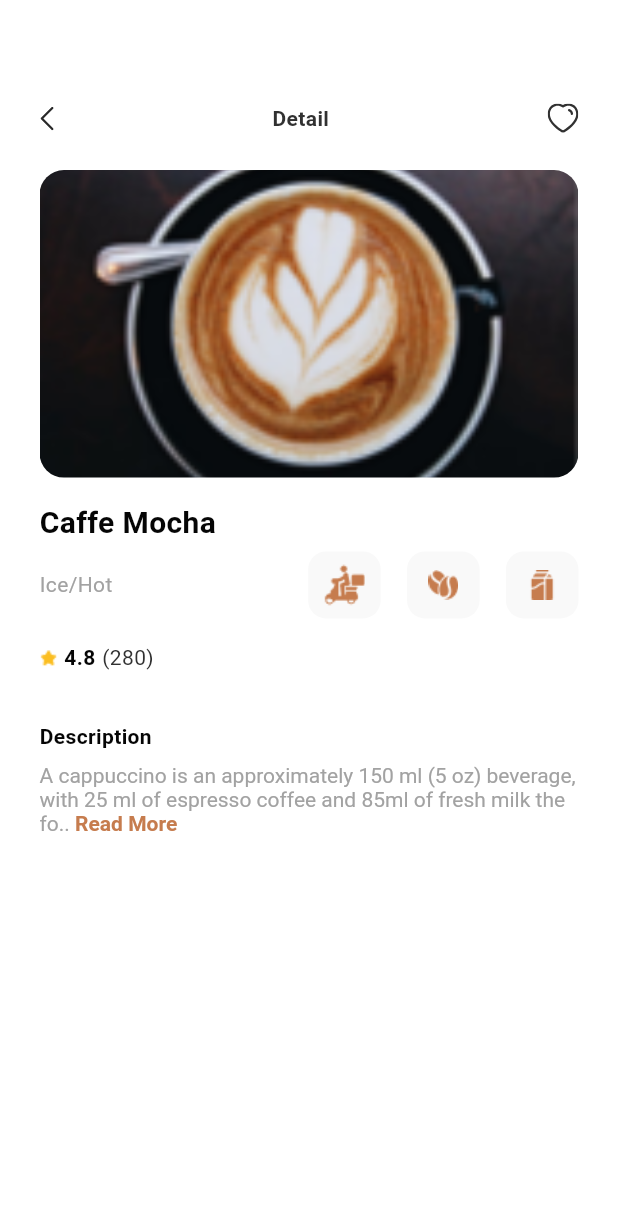
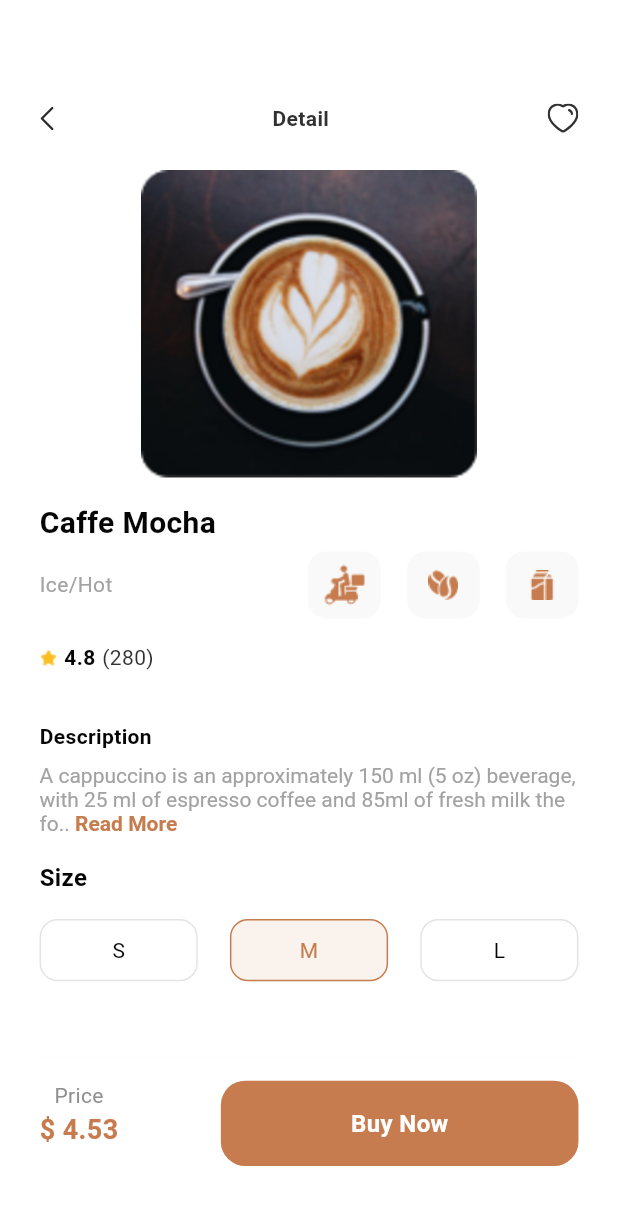
Before and after one commit to mahaabdulla/coffee_app, a Flutter app: the screen it shows after launch, after a tap on "4.8", on a phone screen of 412 x 824 dp. Shown: the top 1205 px of the screen. Run offline on Flutter 3.47's test engine with Material 3 defaults, Android fonts, the phone set to English and light mode, and no system bars; our stand-ins replace flutter_screenutil, flutter_svg.

Commit message:
add details buttom sheet

```diff
--- a/lib/core/routes/route.dart
+++ b/lib/core/routes/route.dart
@@ -2,6 +2,7 @@ import 'package:coffee_app/core/routes/route_name.dart';
 import 'package:coffee_app/feature/pages/details/detail_page.dart';
 import 'package:coffee_app/feature/pages/home/home_page.dart';
 import 'package:coffee_app/feature/pages/onBoarding/onboarding_page.dart';
+import 'package:coffee_app/feature/pages/order/order_page.dart';
 import 'package:flutter/material.dart';
 
 class AppRoute {
@@ -13,6 +14,8 @@ class AppRoute {
         return MaterialPageRoute(builder: (ctx) => OnBoardingPage());
       case DETAIL:
         return MaterialPageRoute(builder: (ctx) => DetailPage());
+      case ORDER:
+        return MaterialPageRoute(builder: (ctx) => OrderPage());
 
       default:
         return MaterialPageRoute(
--- a/lib/core/routes/route_name.dart
+++ b/lib/core/routes/route_name.dart
@@ -1,3 +1,4 @@
 const String ONBOARDING = '/onboarding';
 const String HOME = '/home';
 const String DETAIL = '/detail';
+const String ORDER = '/order';
--- a/lib/feature/pages/details/detail_page.dart
+++ b/lib/feature/pages/details/detail_page.dart
@@ -6,6 +6,6 @@ class DetailPage extends StatelessWidget {
 
   @override
   Widget build(BuildContext context) {
-    return Scaffold(backgroundColor: Colors.white, body: DetailsBody());
+    return DetailsBody();
   }
 }
--- a/lib/feature/pages/details/widgets/component_descrption.dart
+++ b/lib/feature/pages/details/widgets/component_descrption.dart
@@ -38,8 +38,6 @@ class ComponenetDescrption extends StatelessWidget {
             ],
           ),
         ),
-
-        // SizedBox(height: 4.h),
       ],
     );
   }
--- /dev/null
+++ b/lib/feature/pages/details/widgets/custome_buttom_sheet.dart
@@ -0,0 +1,52 @@
+import 'package:coffee_app/core/const/colors.dart';
+import 'package:coffee_app/core/const/text.dart';
+import 'package:coffee_app/core/routes/route_name.dart';
+import 'package:coffee_app/feature/pages/onBoarding/widgets/brown_buttom.dart';
+import 'package:flutter/material.dart';
+import 'package:flutter_screenutil/flutter_screenutil.dart';
+
+class CustomeBottomSheet extends StatelessWidget {
+  const CustomeBottomSheet({super.key});
+
+  @override
+  Widget build(BuildContext context) {
+    return Container(
+      padding: EdgeInsets.only(left: 24.w, top: 16.h, right: 24.w),
+      color: whiteColor,
+      width: 375.w,
+      height: 118.h,
+      child: Row(
+        mainAxisAlignment: MainAxisAlignment.spaceBetween,
+        children: [
+          Column(
+            children: [
+              Text(
+                'Price',
+                style: TextStyles.headLine14.copyWith(color: Color(0XFF909090)),
+              ),
+              Text(
+                '\$ 4.53',
+                style: TextStyles.headLine18.copyWith(
+                  color: primary,
+                  fontWeight: FontWeight.bold,
+                ),
+              ),
+            ],
+          ),
+          Column(
+            children: [
+              BrownButton(
+                text: 'Buy Now',
+                onTap: () {
+                  Navigator.pushNamed(context, ORDER);
+                },
+                withl: 217,
+                height: 56,
+              ),
+            ],
+          ),
+        ],
+      ),
+    );
+  }
+}
--- a/lib/feature/pages/details/widgets/details_body.dart
+++ b/lib/feature/pages/details/widgets/details_body.dart
@@ -1,7 +1,13 @@
+import 'package:coffee_app/core/const/colors.dart';
+import 'package:coffee_app/core/const/text.dart';
+
 import 'package:coffee_app/feature/pages/details/widgets/component_descrption.dart';
 import 'package:coffee_app/feature/pages/details/widgets/cooffee_descrption_widgets.dart';
+import 'package:coffee_app/feature/pages/details/widgets/custome_buttom_sheet.dart';
 import 'package:coffee_app/feature/pages/details/widgets/custome_navbar.dart';
 import 'package:coffee_app/feature/pages/details/widgets/images_details.dart';
+import 'package:coffee_app/feature/pages/details/widgets/size_widget.dart';
+import 'package:coffee_app/feature/pages/onBoarding/widgets/brown_buttom.dart';
 import 'package:flutter/material.dart';
 import 'package:flutter_screenutil/flutter_screenutil.dart';
 
@@ -10,7 +16,9 @@ class DetailsBody extends StatelessWidget {
 
   @override
   Widget build(BuildContext context) {
-    return SingleChildScrollView(
+    return Scaffold(
+      backgroundColor: whiteColor,
+      body: SingleChildScrollView(
         padding: EdgeInsets.symmetric(horizontal: 24.w),
         child: Column(
           crossAxisAlignment: CrossAxisAlignment.start,
@@ -26,8 +34,12 @@ class DetailsBody extends StatelessWidget {
             // GeryDivider(),
             SizedBox(height: 16.h),
             ComponenetDescrption(),
+            SizedBox(height: 16.h),
+            SizeWidget(),
           ],
         ),
+      ),
+      bottomSheet: CustomeBottomSheet(),
     );
   }
 }
--- a/lib/feature/pages/details/widgets/images_details.dart
+++ b/lib/feature/pages/details/widgets/images_details.dart
@@ -14,8 +14,8 @@ class ImageDetails extends StatelessWidget {
         borderRadius: BorderRadius.circular(16.r),
         child: Image.asset(
           caputionuImage,
-          fit: BoxFit.cover,
-          //filterQuality: FilterQuality.high,
+          fit: BoxFit.contain,
+          filterQuality: FilterQuality.high,
         ),
       ),
     );
--- /dev/null
+++ b/lib/feature/pages/details/widgets/size_widget.dart
@@ -0,0 +1,68 @@
+import 'package:coffee_app/core/const/colors.dart';
+import 'package:coffee_app/core/const/text.dart';
+import 'package:flutter/material.dart';
+import 'package:flutter_screenutil/flutter_screenutil.dart';
+
+class SizeWidget extends StatefulWidget {
+  const SizeWidget({super.key});
+
+  @override
+  State<SizeWidget> createState() => _SizeWidgetState();
+}
+
+class _SizeWidgetState extends State<SizeWidget> {
+  int _selectedIndex = 1; // 0 for S, 1 for M, 2 for L
+
+  @override
+  Widget build(BuildContext context) {
+    return Column(
+      crossAxisAlignment: CrossAxisAlignment.start,
+      children: [
+        Text(
+          'Size',
+          style: TextStyles.headLine16Blod.copyWith(color: darkGreyTextColor),
+        ),
+        SizedBox(height: 16.h),
+        Row(
+          mainAxisAlignment: MainAxisAlignment.spaceBetween,
+          children: [
+            _buildSizeOption('S', 0),
+            _buildSizeOption('M', 1),
+            _buildSizeOption('L', 2),
+          ],
+        ),
+      ],
+    );
+  }
+
+  Widget _buildSizeOption(String text, int index) {
+    final isSelected = _selectedIndex == index;
+    return GestureDetector(
+      onTap: () {
+        setState(() {
+          _selectedIndex = index;
+        });
+      },
+      child: Container(
+        width: 96.w,
+        height: 41.h,
+        decoration: BoxDecoration(
+          color: isSelected ? const Color(0XFFF9F2ED) : Colors.white,
+          borderRadius: BorderRadius.circular(12),
+          border: Border.all(
+            color: isSelected ? primary : const Color(0xffE3E3E3),
+            width: 1,
+          ),
+        ),
+        child: Center(
+          child: Text(
+            text,
+            style: TextStyles.headLine14.copyWith(
+              color: isSelected ? primary : darkGreyTextColor,
+            ),
+          ),
+        ),
+      ),
+    );
+  }
+}
--- /dev/null
+++ b/lib/feature/pages/order/order_page.dart
@@ -0,0 +1,10 @@
+import 'package:flutter/material.dart';
+
+class OrderPage extends StatelessWidget {
+  const OrderPage({super.key});
+
+  @override
+  Widget build(BuildContext context) {
+    return Scaffold(body: Center(child: Text('yyy')));
+  }
+}
```
Lines whose indentation alone changed are shown as unchanged.
